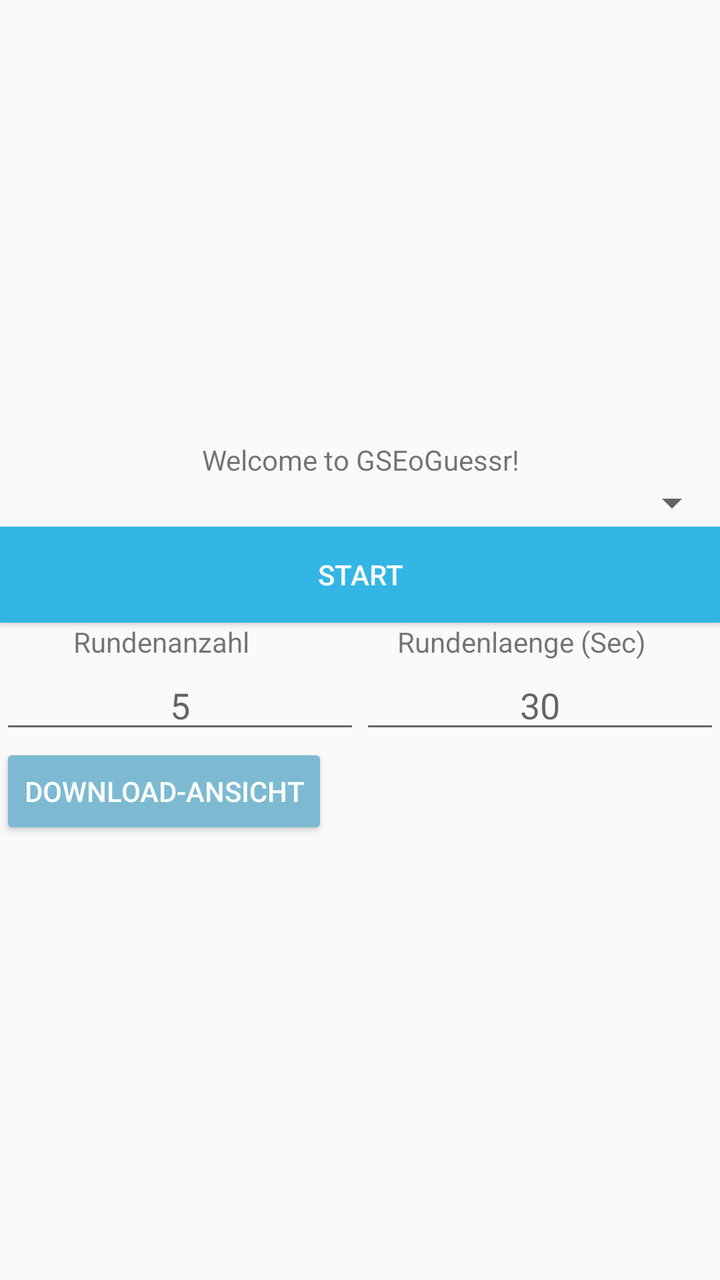
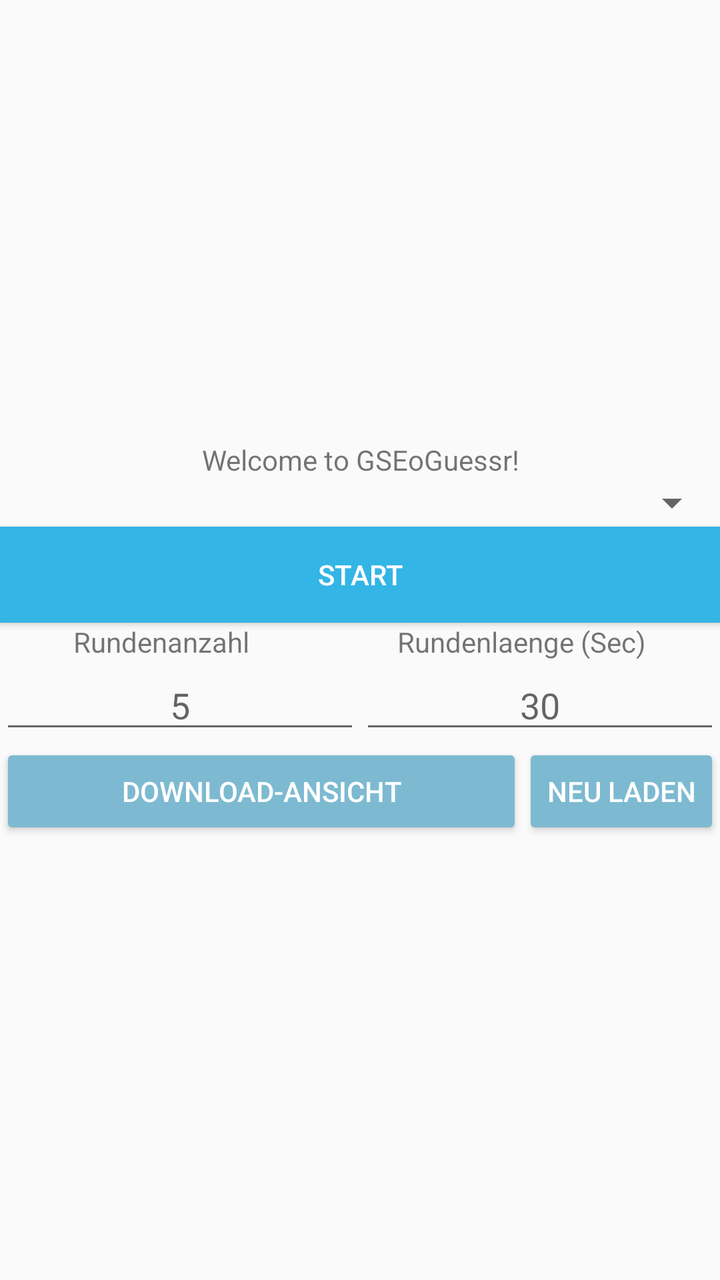

The first picture is an Android layout as it rendered before a commit; the second is the same layout after the commit. The layout source and the unified diff follow.
<!-- AndroidManifest.xml: application theme Theme.Explo -->
<!-- res/layout/activity_main.xml -->
<?xml version="1.0" encoding="utf-8"?>
<LinearLayout xmlns:android="http://schemas.android.com/apk/res/android"
    xmlns:app="http://schemas.android.com/apk/res-auto"
    xmlns:tools="http://schemas.android.com/tools"
    android:layout_width="match_parent"
    android:layout_height="match_parent"
    android:gravity="center_vertical"
    android:orientation="vertical"
    tools:context=".MainActivity">

    <TextView
        android:id="@+id/welcomeMessage"
        android:layout_width="match_parent"
        android:layout_height="wrap_content"
        android:gravity="center_horizontal"
        android:text="Welcome to GSEoGuessr!" />

    <Spinner
        android:id="@+id/spinner"
        android:layout_width="match_parent"
        android:layout_height="wrap_content" />

    <Button
        android:id="@+id/startButton"
        android:layout_width="match_parent"
        android:layout_height="wrap_content"
        android:background="@android:color/holo_blue_light"
        android:textColor="@android:color/white"
        android:text="Start" />

    <LinearLayout
        android:layout_width="match_parent"
        android:layout_height="wrap_content"
        android:orientation="horizontal">

        <TextView
            android:id="@+id/rundenAnzahlText"
            android:layout_width="wrap_content"
            android:layout_height="wrap_content"
            android:layout_weight="1"
            android:gravity="center_horizontal"
            android:text="Rundenanzahl" />

        <TextView
            android:id="@+id/rundenlaengeText"
            android:layout_width="wrap_content"
            android:layout_height="wrap_content"
            android:layout_weight="1"
            android:gravity="center_horizontal"
            android:text="Rundenlaenge (Sec)" />
    </LinearLayout>

    <LinearLayout
        android:layout_width="match_parent"
        android:layout_height="wrap_content"
        android:orientation="horizontal">

        <EditText
            android:id="@+id/rundenanzahlField"
            android:layout_width="wrap_content"
            android:layout_height="wrap_content"
            android:layout_weight="1"
            android:ems="10"
            android:gravity="center_horizontal"
            android:hint="5"
            android:inputType="numberSigned|numberDecimal" />

        <EditText
            android:id="@+id/rundenlaengeField"
            android:layout_width="wrap_content"
            android:layout_height="wrap_content"
            android:layout_weight="1"
            android:ems="10"
            android:gravity="center_horizontal"
            android:hint="30"
            android:inputType="numberSigned|numberDecimal" />

    </LinearLayout>

    <Button
        android:id="@+id/downloadViewButton"
        android:layout_width="wrap_content"
        android:layout_height="wrap_content"
        android:layout_gravity="left"
        android:backgroundTint="#7DBAD1"
        android:text="Download-Ansicht"
        android:textColor="#FFFFFF" />

</LinearLayout>
<!-- resources referenced by this layout -->
<resources>
  <style name="Theme.Explo" parent="Base.Theme.Explo" />
  <style name="Base.Theme.Explo" parent="Theme.AppCompat.Light.NoActionBar">
          
          
      </style>
</resources>

<!-- the commit's change to res/layout/activity_main.xml (unified diff, before → after) -->
@@ -77,13 +77,28 @@
 
     </LinearLayout>
 
-    <Button
-        android:id="@+id/downloadViewButton"
-        android:layout_width="wrap_content"
+    <LinearLayout
+        android:layout_width="match_parent"
         android:layout_height="wrap_content"
-        android:layout_gravity="left"
-        android:backgroundTint="#7DBAD1"
-        android:text="Download-Ansicht"
-        android:textColor="#FFFFFF" />
+        android:orientation="horizontal">
+
+        <Button
+            android:id="@+id/downloadViewButton"
+            android:layout_width="wrap_content"
+            android:layout_height="wrap_content"
+            android:layout_gravity="left"
+            android:layout_weight="1"
+            android:backgroundTint="#7DBAD1"
+            android:text="Download-Ansicht"
+            android:textColor="#FFFFFF" />
+
+        <Button
+            android:id="@+id/updateViewButton"
+            android:layout_width="wrap_content"
+            android:layout_height="wrap_content"
+            android:backgroundTint="#7DBAD1"
+            android:text="Neu Laden"
+            android:textColor="#FFFFFF" />
+    </LinearLayout>
 
 </LinearLayout>
